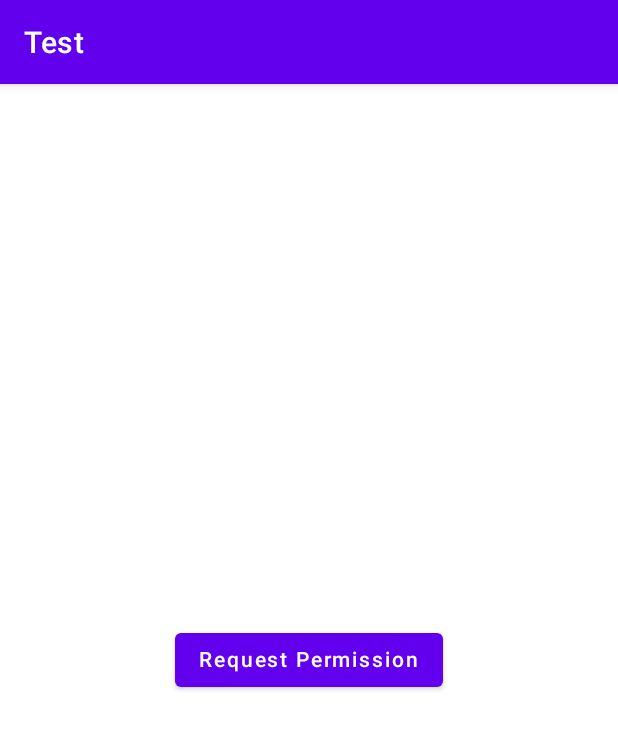
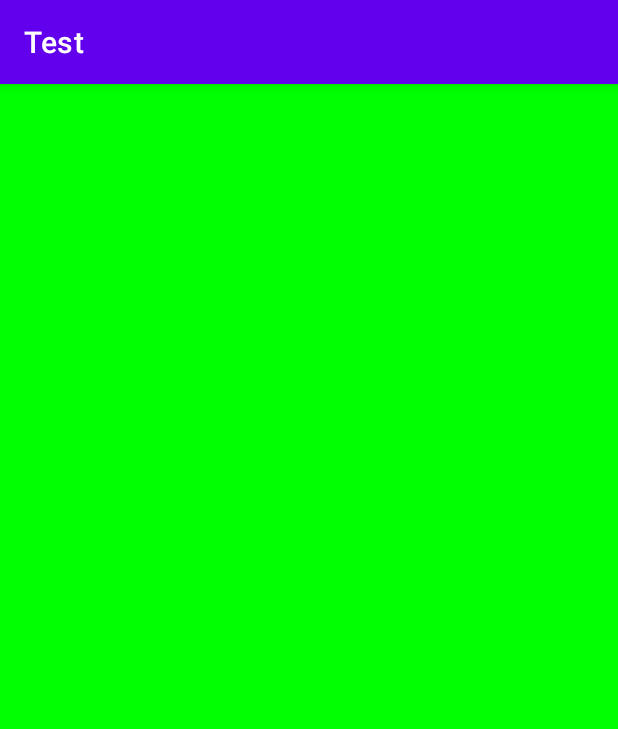
Before and after one commit to tiendung717/chipmango, an Android app built with Jetpack Compose: the screen it shows after launch (MainActivity), on a phone screen of 412 x 824 dp. Shown: the top 729 px of the screen. Run offline under Robolectric (Android 15) with nearby library versions, the phone set to English and light mode, and no system bars; our stand-ins replace Dagger/Hilt's generated code, Timber; libraries missing offline, so code that uses them is left out: androidx.hilt.work; 1 statement that could not run was skipped.

Commit message:
Improve color set

```diff
--- a/app/build.gradle.kts
+++ b/app/build.gradle.kts
@@ -51,6 +51,7 @@ android {
 }
 
 dependencies {
+    implementation(project(":chipmango"))
     implementation(project(":chipmango-ad"))
     implementation(project(":chipmango-permission"))
 
--- a/app/src/main/java/com/chipmango/app/App.kt
+++ b/app/src/main/java/com/chipmango/app/App.kt
@@ -3,13 +3,12 @@ package com.chipmango.app
 import android.app.Application
 import dagger.hilt.android.HiltAndroidApp
 import io.chipmango.ad.ChipmangoAds
+import io.chipmango.base.CoreApplication
 import timber.log.Timber
 
 @HiltAndroidApp
-class App : Application() {
-    override fun onCreate() {
-        super.onCreate()
-        Timber.plant(Timber.DebugTree())
-        ChipmangoAds.init(this)
+class App : CoreApplication() {
+    override fun isLogEnabled(): Boolean {
+        return true
     }
 }
--- a/app/src/main/java/com/chipmango/app/MainActivity.kt
+++ b/app/src/main/java/com/chipmango/app/MainActivity.kt
@@ -4,40 +4,43 @@ import android.os.Build
 import android.os.Bundle
 import androidx.activity.compose.setContent
 import androidx.appcompat.app.AppCompatActivity
+import androidx.compose.foundation.background
+import androidx.compose.foundation.clickable
+import androidx.compose.foundation.isSystemInDarkTheme
 import androidx.compose.foundation.layout.Box
 import androidx.compose.foundation.layout.fillMaxSize
 import androidx.compose.material.Button
 import androidx.compose.material.Text
+import androidx.compose.runtime.getValue
+import androidx.compose.runtime.mutableStateOf
+import androidx.compose.runtime.remember
+import androidx.compose.runtime.setValue
 import androidx.compose.ui.Alignment
 import androidx.compose.ui.Modifier
 import androidx.compose.ui.window.Dialog
+import com.chipmango.app.theme.Colors
 import io.chipmango.permission.NotificationRequester
+import io.chipmango.theme.colors.LocalColorSet
+import io.chipmango.theme.theme.AppTheme
 import timber.log.Timber
 
 class MainActivity : AppCompatActivity() {
     override fun onCreate(savedInstanceState: Bundle?) {
         super.onCreate(savedInstanceState)
         setContent {
-            Box(Modifier.fillMaxSize()) {
-                if (Build.VERSION.SDK_INT >= Build.VERSION_CODES.TIRAMISU) {
-                    NotificationRequester(
-                        modifier = Modifier.align(Alignment.Center),
-                        onPermissionGranted = {
-                            Timber.tag("nt.dung").d("Granted!!!!")
-                        },
-                        explainDialog = { onPermissionRequest, onDismissRequest ->
-                            Dialog(onDismissRequest = onDismissRequest) {
-                                Button(onClick = onPermissionRequest) {
-                                    Text(text = "Go to Settings")
-                                }
-                            }
-                        },
-                        content = { onPermissionRequest ->
-                            Button(onClick = onPermissionRequest) {
-                                Text(text = "Request Permission")
-                            }
-                        }
-                    )
+            var darkMode by remember {
+                mutableStateOf(false)
+            }
+            AppTheme(useDarkTheme = darkMode) {
+                Box(
+                    modifier = Modifier
+                        .fillMaxSize()
+                        .background(
+                            color = Colors.current().background
+                        )
+                        .clickable { darkMode = !darkMode }
+                ) {
+
                 }
             }
         }
--- /dev/null
+++ b/app/src/main/java/com/chipmango/app/di/ThemeModule.kt
@@ -0,0 +1,34 @@
+package com.chipmango.app.di
+
+import com.chipmango.app.theme.darkColors
+import com.chipmango.app.theme.lightColors
+import dagger.Module
+import dagger.Provides
+import dagger.hilt.InstallIn
+import dagger.hilt.components.SingletonComponent
+import io.chipmango.theme.colors.ThemeColor
+import io.chipmango.theme.font.googleFontFamily
+import kotlinx.coroutines.CoroutineScope
+import kotlinx.coroutines.Dispatchers
+import javax.inject.Singleton
+
+@Module
+@InstallIn(SingletonComponent::class)
+class ThemeModule {
+    @Singleton
+    @Provides
+    fun provideCoroutineScope() = CoroutineScope(Dispatchers.IO)
+
+    @Singleton
+    @Provides
+    fun provideFont() = googleFontFamily("Roboto")
+
+    @Singleton
+    @Provides
+    fun provideThemeColor() : ThemeColor {
+        return ThemeColor(
+            light = lightColors,
+            dark = darkColors
+        )
+    }
+}
--- /dev/null
+++ b/app/src/main/java/com/chipmango/app/theme/AppColorSet.kt
@@ -0,0 +1,28 @@
+package com.chipmango.app.theme
+
+import androidx.compose.runtime.Composable
+import androidx.compose.runtime.ReadOnlyComposable
+import androidx.compose.ui.graphics.Color
+import io.chipmango.theme.colors.ColorSet
+import io.chipmango.theme.colors.LocalColorSet
+
+data class Colors(
+    val background: Color,
+    val onBackground: Color
+) : ColorSet() {
+    companion object {
+        @Composable
+        @ReadOnlyComposable
+        fun current() = (LocalColorSet.current ?: lightColors) as Colors
+    }
+}
+
+val lightColors = Colors(
+    background = Color.Green,
+    onBackground = Color.Black
+)
+
+val darkColors = Colors(
+    background = Color.Red,
+    onBackground = Color.White
+)
--- a/chipmango/src/main/java/io/chipmango/theme/colors/ColorSet.kt
+++ b/chipmango/src/main/java/io/chipmango/theme/colors/ColorSet.kt
@@ -1,11 +1,13 @@
 package io.chipmango.theme.colors
 
-import androidx.compose.ui.graphics.Color
+import androidx.compose.runtime.staticCompositionLocalOf
 
-data class ColorSet(
-    val Stronger: Color = Color.Unspecified,
-    val Strong: Color = Color.Unspecified,
-    val Normal: Color = Color.Unspecified,
-    val Weak: Color = Color.Unspecified,
-    val Weaker: Color = Color.Unspecified,
+abstract class ColorSet
+
+class ThemeColor(
+    val light: ColorSet,
+    val dark: ColorSet
 )
+
+val defaultColorSet: ColorSet? = null
+val LocalColorSet = staticCompositionLocalOf { defaultColorSet }
--- a/chipmango/src/main/java/io/chipmango/theme/font/GoogleFontFaimily.kt
+++ b/chipmango/src/main/java/io/chipmango/theme/font/GoogleFontFaimily.kt
@@ -8,7 +8,7 @@ import androidx.compose.ui.text.googlefonts.GoogleFont
 import io.chipmango.R
 
 @OptIn(ExperimentalTextApi::class)
-val provider = GoogleFont.Provider(
+internal val provider = GoogleFont.Provider(
     providerAuthority = "com.google.android.gms.fonts",
     providerPackage = "com.google.android.gms",
     certificates = R.array.com_google_android_gms_fonts_certs
--- a/chipmango/src/main/java/io/chipmango/theme/theme/AppTheme.kt
+++ b/chipmango/src/main/java/io/chipmango/theme/theme/AppTheme.kt
@@ -3,30 +3,32 @@ package io.chipmango.theme.theme
 import androidx.compose.material3.MaterialTheme
 import androidx.compose.runtime.Composable
 import androidx.compose.runtime.CompositionLocalProvider
+import androidx.compose.runtime.derivedStateOf
 import androidx.compose.runtime.getValue
-import androidx.compose.runtime.mutableStateOf
 import androidx.compose.runtime.remember
 import androidx.compose.ui.platform.LocalContext
-import io.chipmango.theme.colors.LocalColors
+import androidx.compose.ui.text.font.FontFamily
+import io.chipmango.theme.colors.LocalColorSet
 import io.chipmango.theme.colors.MaterialDarkColors
 import io.chipmango.theme.colors.MaterialLightColors
+import io.chipmango.theme.colors.ThemeColor
 import io.chipmango.theme.di.fontFamily
 import io.chipmango.theme.di.themeColor
 
 @Composable
 fun AppTheme(
     useDarkTheme: Boolean,
+    themeColors: ThemeColor = LocalContext.current.themeColor(),
+    fontFamily: FontFamily = LocalContext.current.fontFamily(),
     content: @Composable () -> Unit
 ) {
-    val context = LocalContext.current
-    val fontFamily = remember { context.fontFamily() }
-    val themeColors = remember { context.themeColor() }
-
-    val colorCollection by remember(useDarkTheme) {
-        mutableStateOf(if (useDarkTheme) themeColors.dark else themeColors.light)
+    val colors by remember(useDarkTheme) {
+        derivedStateOf {
+            if (useDarkTheme) themeColors.dark else themeColors.light
+        }
     }
 
-    CompositionLocalProvider(LocalColors provides colorCollection) {
+    CompositionLocalProvider(LocalColorSet provides colors) {
         MaterialTheme(
             colorScheme = if (useDarkTheme) MaterialDarkColors else MaterialLightColors,
             content = content,
```
Also changed, not shown: chipmango/src/main/java/io/chipmango/theme/colors/ColorCollection.kt (deleted, +0 -33 lines), 1 other file.
